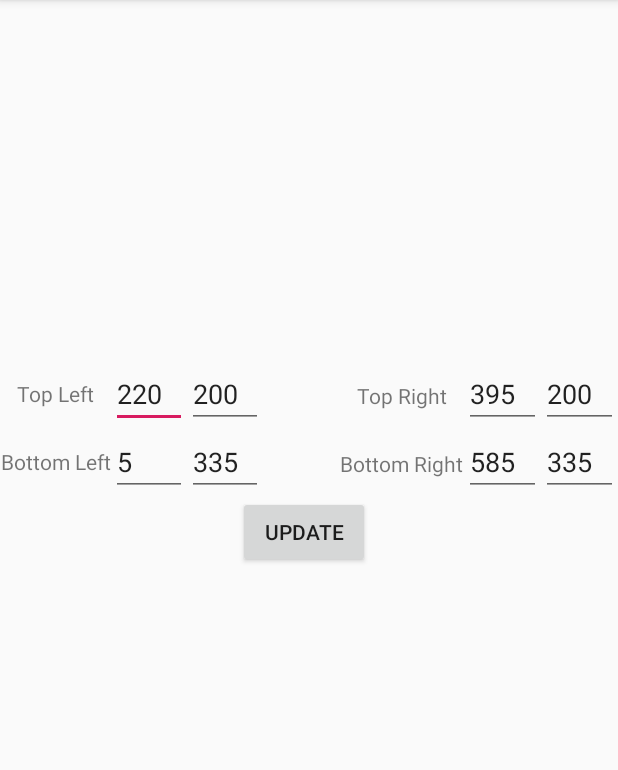
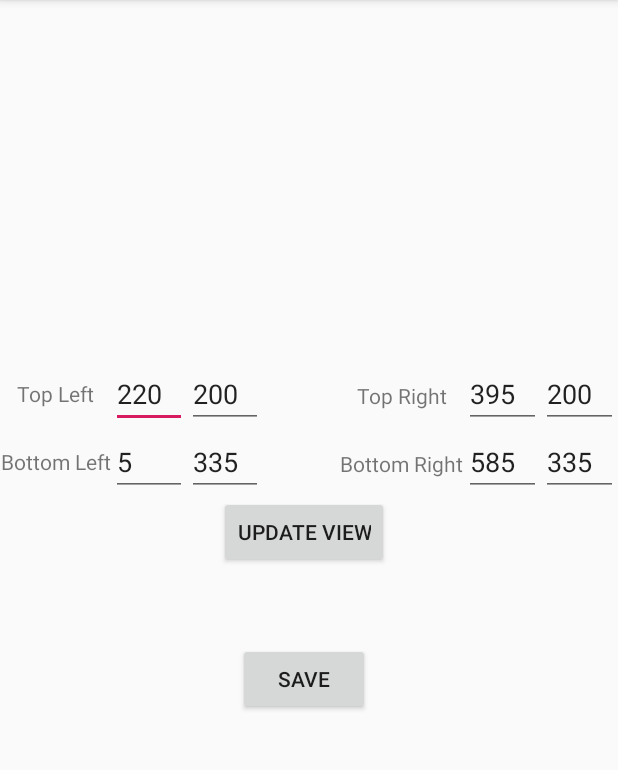
Before and after one commit to adamnapieralski/lane-keep-assist-mobile-app, an Android app: the screen it shows after launch (SettingsActivity), after a tap on "SETTINGS", on a phone screen of 412 x 824 dp, the part 84-854 px from its top. Run offline under Robolectric (Android 15) with nearby library versions, the phone set to English and light mode, and no system bars.

Commit message:
add settings save, pass and send

```diff
--- a/app/src/main/java/com/example/lanekeepassist/BluetoothConnection.java
+++ b/app/src/main/java/com/example/lanekeepassist/BluetoothConnection.java
@@ -6,8 +6,11 @@ import android.bluetooth.BluetoothDevice;
 import android.bluetooth.BluetoothSocket;
 import android.content.Context;
 import android.content.Intent;
+import android.media.MediaPlayer;
 import android.os.Bundle;
 import android.os.Message;
+import android.os.Parcel;
+import android.os.Parcelable;
 import android.widget.Toast;
 
 import java.io.IOException;
@@ -38,6 +41,7 @@ public class BluetoothConnection extends Thread {
     static final int STATE_SETTINGS_RECEIVING = 3;
 
     private int state;
+
 
     public BluetoothConnection() {
         btAdapter = BluetoothAdapter.getDefaultAdapter();
--- a/app/src/main/java/com/example/lanekeepassist/BluetoothHandler.java
+++ b/app/src/main/java/com/example/lanekeepassist/BluetoothHandler.java
@@ -4,9 +4,11 @@ import android.app.Activity;
 import android.app.Notification;
 import android.graphics.Bitmap;
 import android.graphics.BitmapFactory;
+import android.media.MediaPlayer;
 import android.os.Bundle;
 import android.os.Handler;
 import android.os.Message;
+import android.provider.MediaStore;
 
 import androidx.core.app.NotificationCompat;
 import androidx.core.app.NotificationManagerCompat;
@@ -23,6 +25,7 @@ public class BluetoothHandler extends Handler {
 
     private MainActivity mMainActivity;
 
+    MediaPlayer mediaPlayer;
 
     public void handleMessage(Message msg) {
 
@@ -33,7 +36,7 @@ public class BluetoothHandler extends Handler {
                 mMainActivity.setTxtReceived(string);
                 Notification notification = notificationBuilder.build();
                 notificationManagerCompat.notify(0, notification);
-                //play mediaplayer
+                mediaPlayer.start();
                 break;
 
             case STATE_IMAGE_RECEIVED:
@@ -62,6 +65,10 @@ public class BluetoothHandler extends Handler {
         mMainActivity = mainActivity;
     }
 
+    void setMediaPlayer(MediaPlayer mp) {
+        mediaPlayer = mp;
+    }
+
 //    void setSetttingsActivity(Activity settingsActivity) {
 //        mSettingsActivity = settingsActivity;
 //    }
--- a/app/src/main/java/com/example/lanekeepassist/MainActivity.java
+++ b/app/src/main/java/com/example/lanekeepassist/MainActivity.java
@@ -54,6 +54,9 @@ public class MainActivity extends AppCompatActivity {
         btHandler.setMainActivity(this);
 
         mBluetoothConnection = new BluetoothConnection();
+        mediaPlayer = MediaPlayer.create(MainActivity.this, R.raw.alert1);
+        btHandler.setMediaPlayer(mediaPlayer);
+
         mBluetoothConnection.setHandler(btHandler);
         mBluetoothConnection.setMainActivity(this);
 
@@ -62,7 +65,6 @@ public class MainActivity extends AppCompatActivity {
         buttonConnect.setOnClickListener(new View.OnClickListener() {
             @Override
             public void onClick(View v) {
-                mediaPlayer = MediaPlayer.create(MainActivity.this, R.raw.alert1);
 
                 mBluetoothConnection.connect();
                 mBluetoothConnection.start();
@@ -84,7 +86,7 @@ public class MainActivity extends AppCompatActivity {
             @Override
             public void onClick(View v) {
                 Intent intent = new Intent(v.getContext(), SettingsActivity.class);
-                startActivity(intent);
+                startActivityForResult(intent, 0);
             }
         });
     }
@@ -94,6 +96,14 @@ public class MainActivity extends AppCompatActivity {
     {
         super.onDestroy();
         mBluetoothConnection.close();
+    }
+
+    @Override
+    protected void onActivityResult(int requestCode, int resultCode, Intent data) {
+        super.onActivityResult(requestCode, resultCode, data);
+        //Retrieve data in the intent
+        String settings = data.getStringExtra("settings");
+        mBluetoothConnection.write(settings);
     }
 
     public void initializeViews() {
--- a/app/src/main/res/layout/activity_settings.xml
+++ b/app/src/main/res/layout/activity_settings.xml
@@ -15,11 +15,11 @@
 
     <TableLayout
         android:layout_width="match_parent"
-        android:layout_height="150dp">
+        android:layout_height="245dp">
 
         <TableRow
             android:layout_width="match_parent"
-            android:layout_height="match_parent" >
+            android:layout_height="match_parent">
 
             <TextView
                 android:id="@+id/textView"
@@ -83,7 +83,7 @@
 
         <TableRow
             android:layout_width="match_parent"
-            android:layout_height="match_parent" >
+            android:layout_height="match_parent">
 
             <TextView
                 android:id="@+id/textView3"
@@ -156,7 +156,34 @@
                 android:layout_height="wrap_content"
                 android:layout_gravity="center_horizontal"
                 android:layout_span="7"
-                android:text="Update" />
+                android:text="Update view" />
         </TableRow>
+
+        <TableRow
+            android:layout_width="match_parent"
+            android:layout_height="50dp"
+            android:layout_gravity="center_horizontal">
+
+            <Space
+                android:layout_width="wrap_content"
+                android:layout_height="50dp"
+                android:layout_span="7"
+                />
+        </TableRow>
+
+        <TableRow
+            android:layout_width="match_parent"
+            android:layout_height="match_parent"
+            android:layout_gravity="center_horizontal">
+
+            <Button
+                android:id="@+id/b_save"
+                android:layout_width="wrap_content"
+                android:layout_height="wrap_content"
+                android:layout_gravity="center_horizontal"
+                android:layout_span="7"
+                android:text="Save" />
+        </TableRow>
+
     </TableLayout>
 </LinearLayout>
```
Also changed, not shown: app/src/main/java/com/example/lanekeepassist/SettingsActivity.java (+29 -1 lines).
